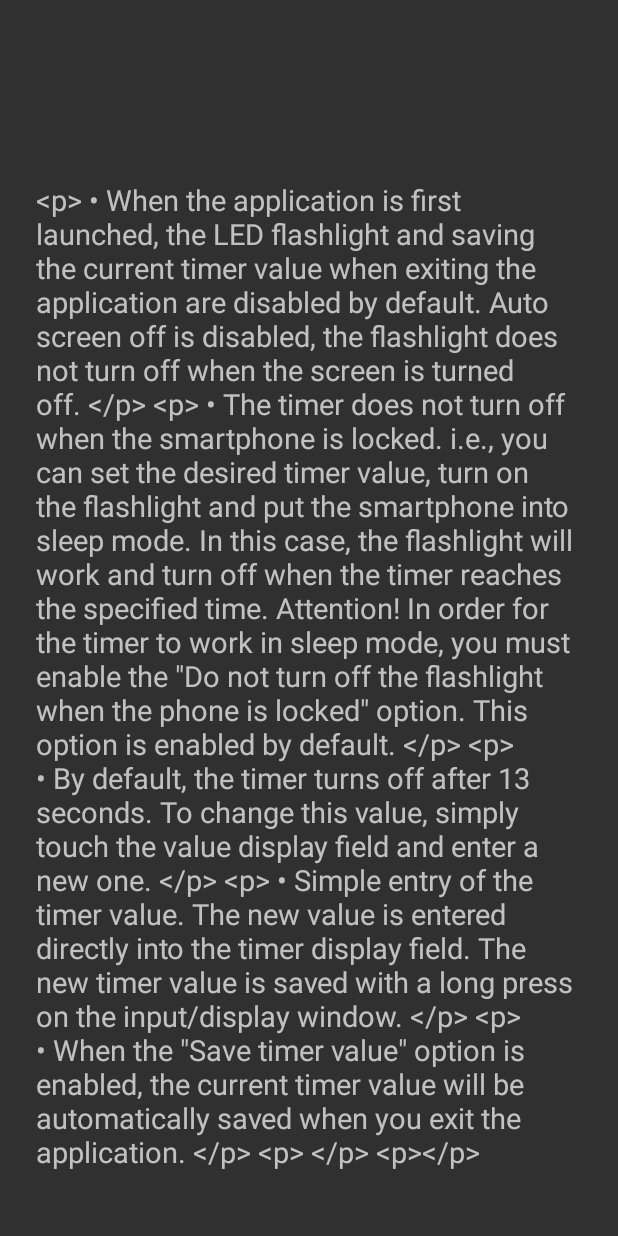
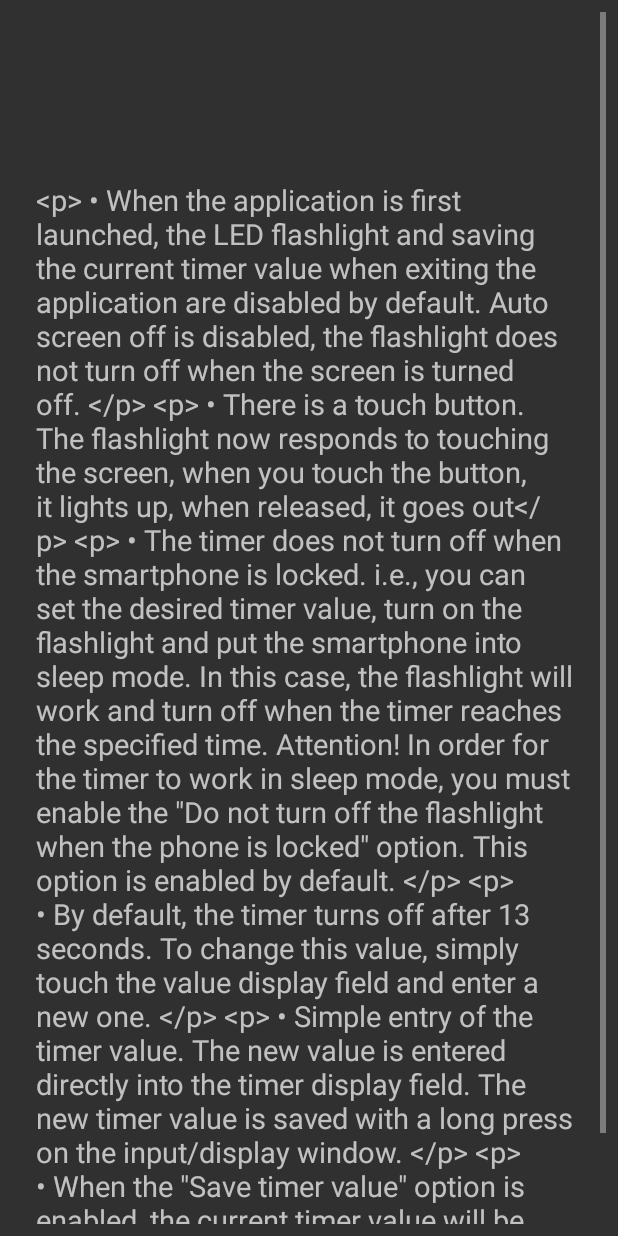
Before and after one commit to Dim02-hyperskill/FlashLight.6.0.1, an Android app: the layout activity_about.xml on its own in the app's theme, with its tools: preview values and no code run, on a phone screen of 412 x 824 dp. Run offline under Robolectric (Android 15) with nearby library versions, the phone set to English and light mode, and no system bars.

```diff
--- a/app/build.gradle
+++ b/app/build.gradle
@@ -34,4 +34,5 @@ dependencies {
     testImplementation 'junit:junit:4.13.1'
     androidTestImplementation 'androidx.test.ext:junit:1.1.2'
     androidTestImplementation 'androidx.test.espresso:espresso-core:3.3.0'
+
 }
--- a/app/src/main/res/values/strings.xml
+++ b/app/src/main/res/values/strings.xml
@@ -32,12 +32,12 @@
 
     <string name="my_link"><![CDATA[<a href="https://play.google.com/store/apps/details?id=ru.adminrugraphics.flashlight">Please rate the app.</a>]]></string>
     <string name="description_user_manual">
-        <![CDATA[<p> • When the application is first launched, the LED flashlight and saving the current timer value when exiting the application are disabled by default. Auto screen off is disabled, the flashlight does not turn off when the screen is turned off. </p>]]>
+         <![CDATA[<p> • When the application is first launched, the LED flashlight and saving the current timer value when exiting the application are disabled by default. Auto screen off is disabled, the flashlight does not turn off when the screen is turned off. </p>]]>
+         <![CDATA[<p> • There is a touch button. The flashlight now responds to touching the screen, when you touch the button, it lights up, when released, it goes out</p>]]>
          <![CDATA[<p> • The timer does not turn off when the smartphone is locked. i.e., you can set the desired timer value, turn on the flashlight and put the smartphone into sleep mode. In this case, the flashlight will work and turn off when the timer reaches the specified time. Attention! In order for the timer to work in sleep mode, you must enable the \"Do not turn off the flashlight when the phone is locked\" option. This option is enabled by default. </p>]]>
          <![CDATA[<p> • By default, the timer turns off after 13 seconds. To change this value, simply touch the value display field and enter a new one. </p>]]>
          <![CDATA[<p> • Simple entry of the timer value. The new value is entered directly into the timer display field. The new timer value is saved with a long press on the input/display window. </p>]]>
          <![CDATA[<p> • When the \"Save timer value\" option is enabled, the current timer value will be automatically saved when you exit the application. </p>]]>
-         <![CDATA[<p> </p>]]>
          <![CDATA[<p></p>]]>
     </string>
 
```
Also changed, not shown: 1 other file.
